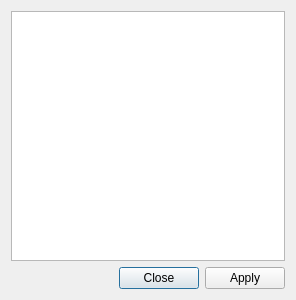
This is src/MApRX_Qt/dialogscripts.ui in wwylele/MApRX as Qt 5 draws it before an edit. The edited form follows.
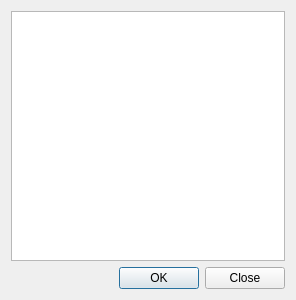
This is the edited form. Icons and pictures are not drawn.

The edit to the form file:
```diff
--- a/src/MApRX_Qt/dialogscripts.ui
+++ b/src/MApRX_Qt/dialogscripts.ui
@@ -30,7 +30,7 @@
       <enum>Qt::Horizontal</enum>
      </property>
      <property name="standardButtons">
-      <set>QDialogButtonBox::Apply|QDialogButtonBox::Close</set>
+      <set>QDialogButtonBox::Close|QDialogButtonBox::Ok</set>
      </property>
      <property name="centerButtons">
       <bool>false</bool>
```
